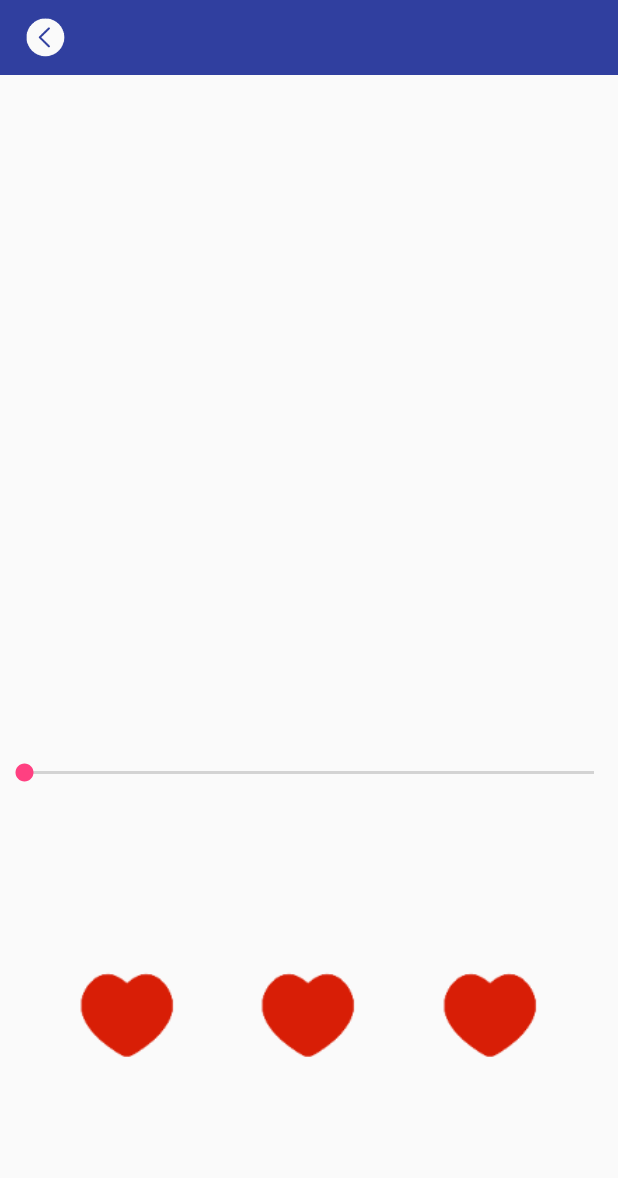
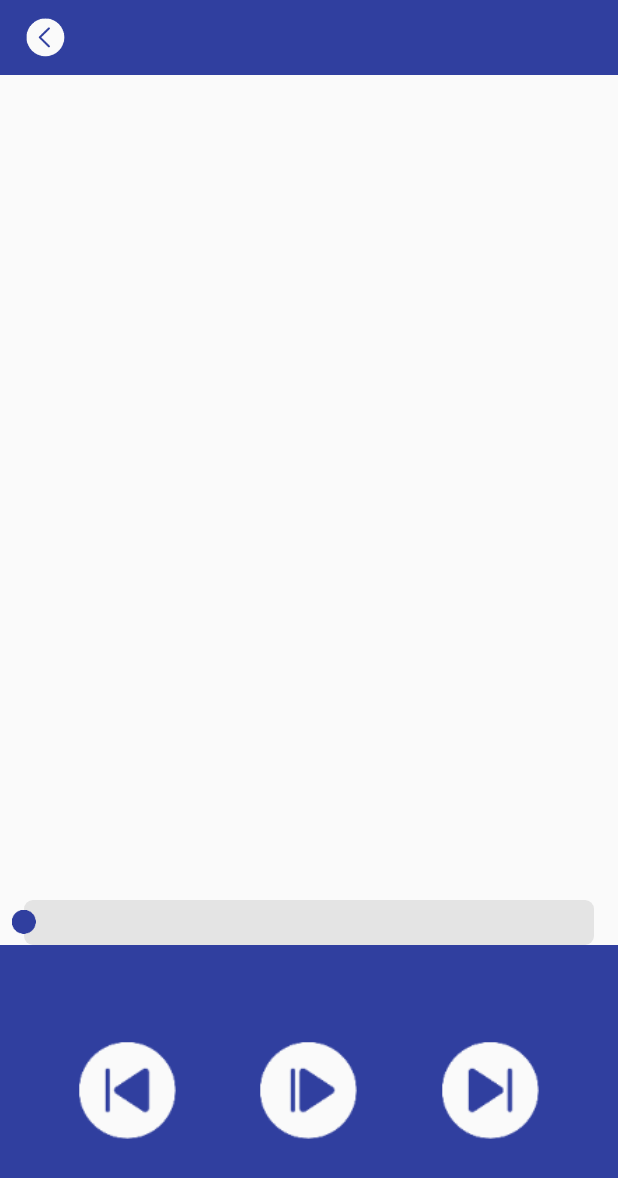
Before and after one commit to PawNzZi/xmlyt, an Android app: the PlayAudioActivity screen opened directly, with no data from a screen before it, on a phone screen of 412 x 824 dp. Shown: the top 1178 px of the screen. Run offline under Robolectric (Android 15) with nearby library versions, the phone set to English and light mode, and no system bars; libraries missing offline, so code that uses them is left out: com.liys.onclickme, com.liys.onclickme_annotations, rx.android.schedulers, rx.schedulers; 11 statements that could not run were skipped.

Commit message:
修改播放页面

```diff
--- a/app/src/main/java/cn/lingyikz/soundbook/soundbook/home/activity/AudioDetailActivity.java
+++ b/app/src/main/java/cn/lingyikz/soundbook/soundbook/home/activity/AudioDetailActivity.java
@@ -51,6 +51,7 @@ public class AudioDetailActivity extends Activity implements AudioListAdapter.Au
 //    private int albumId = 0 ;
     private Album.DataDTO.ListDTO albumDetail ;
     private DataBaseHelper dataBaseHelper;
+    private int totalCount = 0 ;
 
     @Override
     protected void onCreate(@Nullable Bundle savedInstanceState) {
@@ -133,6 +134,7 @@ public class AudioDetailActivity extends Activity implements AudioListAdapter.Au
 
                             if(isSpinner){
                                 int pages = reslut.getData().getPages();
+                                totalCount  = reslut.getData().getTotal();
                                 List<String> spinnerItemList = new ArrayList<>();
                                 if(pages == 1){
                                     for (int i = 0; i < pages + 1; i++) {
@@ -198,6 +200,7 @@ public class AudioDetailActivity extends Activity implements AudioListAdapter.Au
 
     @Override
     public void onAudioPlay(Bundle bundle){
+        bundle.putInt("totalCount",totalCount);
         IntentAction.setValueActivity(this,PlayAudioActivity.class,bundle);
 //        Intent intent = new Intent(this, AudioService.class);
 //        long audioDuration = dataBaseHelper.queryPlayHistory(bundle.getInt("albumId"),bundle.getInt("audioId"));
--- a/app/src/main/java/cn/lingyikz/soundbook/soundbook/home/activity/PlayAudioActivity.java
+++ b/app/src/main/java/cn/lingyikz/soundbook/soundbook/home/activity/PlayAudioActivity.java
@@ -13,14 +13,25 @@ import android.os.Message;
 import android.util.Log;
 import android.view.View;
 import android.widget.SeekBar;
+import android.widget.Toast;
 
 import com.liys.onclickme.LOnClickMe;
+import com.liys.onclickme_annotations.AClick;
 
 import androidx.annotation.Nullable;
+
+import cn.lingyikz.soundbook.soundbook.R;
+import cn.lingyikz.soundbook.soundbook.api.RequestService;
 import cn.lingyikz.soundbook.soundbook.databinding.ActivityPalyaduioBinding;
+import cn.lingyikz.soundbook.soundbook.modle.XmlyNextPaly;
 import cn.lingyikz.soundbook.soundbook.service.AudioService;
 import cn.lingyikz.soundbook.soundbook.utils.DataBaseHelper;
+import cn.lingyikz.soundbook.soundbook.utils.MediaPlayer;
 import cn.lingyikz.soundbook.soundbook.utils.SharedPreferences;
+import rx.Observable;
+import rx.Observer;
+import rx.android.schedulers.AndroidSchedulers;
+import rx.schedulers.Schedulers;
 
 public class PlayAudioActivity extends Activity implements SeekBar.OnSeekBarChangeListener {
 
@@ -30,6 +41,7 @@ public class PlayAudioActivity extends Activity implements SeekBar.OnSeekBarChan
     private AudioService.MyBinder myBinder ;
     private static final int UPDATE_PROGRESS = 0;
     private Bundle bundle ;
+
     @Override
     protected void onCreate(@Nullable Bundle savedInstanceState) {
         super.onCreate(savedInstanceState);
@@ -39,6 +51,9 @@ public class PlayAudioActivity extends Activity implements SeekBar.OnSeekBarChan
         initData();
     }
 
+    /**
+     * 初始化数据
+     */
     private void initData() {
         binding.titleBar.goSearch.setVisibility(View.GONE);
         binding.titleBar.goPlay.setVisibility(View.GONE);
@@ -52,11 +67,16 @@ public class PlayAudioActivity extends Activity implements SeekBar.OnSeekBarChan
         startService();
 
     }
+
+    /**
+     * 启动服务播放
+     */
     private void startService(){
+
         Intent intent = new Intent(this, AudioService.class);
         long audioDuration = dataBaseHelper.queryPlayHistory(bundle.getInt("albumId"),bundle.getInt("audioId"));
         dataBaseHelper.close();
-
+        Log.i("TAG","episodes:"+bundle.getInt("episodes"));
         Bundle oldAudioInfo =  SharedPreferences.getOldAudioInfo(this);
         if(oldAudioInfo.getString("src" ) != null){
             if(oldAudioInfo.getString("src" ).equals(bundle.getString("src" ))){
@@ -75,14 +95,62 @@ public class PlayAudioActivity extends Activity implements SeekBar.OnSeekBarChan
         conn = new MyConnection();
         startService(intent);
 //        bindService(intent, conn, BIND_ADJUST_WITH_ACTIVITY);
+
         new Handler().postDelayed(new Runnable() {
-            @Override
-            public void run() {
-                bindService(intent, conn, BIND_AUTO_CREATE);
-            }
-        },2000);
+                @Override
+                public void run() {
+                    bindService(intent, conn, BIND_AUTO_CREATE);
+                }
+            },1000);
+
     }
+    public void getPlaySource(int episodes){
 
+
+        Observable<XmlyNextPaly> observable  = RequestService.getInstance().getApi().getNextPlay(bundle.getInt("albumId"),episodes);
+        observable.subscribeOn(Schedulers.io()) // 在子线程中进行Http访问
+                .observeOn(AndroidSchedulers.mainThread()) // UI线程处理返回接口
+                .subscribe(new Observer<XmlyNextPaly>() { // 订阅
+
+                    @Override
+                    public void onCompleted() {
+
+                    }
+
+                    @Override
+                    public void onError(Throwable e) {
+
+                    }
+
+                    @Override
+                    public void onNext(XmlyNextPaly xmlyNextPaly) {
+                        if(xmlyNextPaly.getCode() == 200 && xmlyNextPaly.getData().size() > 0 && MediaPlayer.error == 0) {
+                            Log.i("TAG", xmlyNextPaly.toString() + "");
+                            XmlyNextPaly.DataDTO dataDTO = xmlyNextPaly.getData().get(0);
+                            Bundle reslutBundle = new Bundle();
+                            reslutBundle.putInt("albumId",dataDTO.getAlbumId());
+                            reslutBundle.putInt("episodes",dataDTO.getEpisodes());
+                            reslutBundle.putString("title",dataDTO.getName());
+                            reslutBundle.putString("audioDes","");
+                            reslutBundle.putLong("audioDuration",0);
+                            reslutBundle.putLong("audioCreated",dataDTO.getCreated());
+                            reslutBundle.putString("src",dataDTO.getUrl());
+                            reslutBundle.putInt("audioId",dataDTO.getId());
+                            reslutBundle.putInt("totalCount",bundle.getInt("totalCount"));
+//                           dataDTO player.onStop();
+//                            player.reset();
+//                            player.onRead(dataDTO.getUrl());
+                            SharedPreferences.saveOldAudioInfo(getApplication(),bundle);
+                            bundle = reslutBundle;
+                            startService();
+                        }
+//                        else {
+//                            Toast.makeText(AudioService.this, "播放结束", Toast.LENGTH_SHORT).show();
+//                        }
+
+                    }
+                });
+    }
     //使用handler定时更新进度条
     @SuppressLint("HandlerLeak")
     private Handler handler = new Handler(Looper.myLooper()) {
@@ -142,6 +210,38 @@ public class PlayAudioActivity extends Activity implements SeekBar.OnSeekBarChan
 
     }
 
+    @AClick({R.id.go_bacK, R.id.prePlay, R.id.startPlay, R.id.nextPlay})
+    public void click(View view) {
+        switch (view.getId()) {
+            case R.id.go_bacK:
+                finish();
+                break;
+            case R.id.prePlay:
+                int episodes = bundle.getInt("episodes") - 1;
+                if(episodes > 0){
+                    getPlaySource(episodes);
+//                    startService();
+                }else {
+                    Toast.makeText(this, "已经是第一集了", Toast.LENGTH_SHORT).show();
+                }
+
+                break;
+            case R.id.startPlay:
+                startService();
+                break;
+            case R.id.nextPlay:
+                int totalCount = bundle.getInt("totalCount");
+                int episodes1 = bundle.getInt("episodes") + 1;
+                if(totalCount != 0 && episodes1 <= totalCount){
+                    getPlaySource(episodes1);
+
+                }else {
+                    Toast.makeText(this, "已经是最后一集了", Toast.LENGTH_SHORT).show();
+                }
+                break;
+        }
+    }
+
     private class MyConnection  implements ServiceConnection {
 
         @Override
@@ -152,7 +252,11 @@ public class PlayAudioActivity extends Activity implements SeekBar.OnSeekBarChan
             //设置进度条的进度
             binding.seekbar.setProgress((int) myBinder.getCurrenPostion());
             handler.sendEmptyMessage(UPDATE_PROGRESS);
-
+            if(myBinder.isPlaying()){
+                binding.startPlay.setImageDrawable(getResources().getDrawable(R.mipmap.activity_start, null));
+            }else {
+                binding.startPlay.setImageDrawable(getResources().getDrawable(R.mipmap.activity_pause, null));
+            }
         }
 
         @Override
--- a/app/src/main/java/cn/lingyikz/soundbook/soundbook/main/MainActivity.java
+++ b/app/src/main/java/cn/lingyikz/soundbook/soundbook/main/MainActivity.java
@@ -1,15 +1,9 @@
 package cn.lingyikz.soundbook.soundbook.main;
 
-import android.content.BroadcastReceiver;
-import android.content.Context;
 import android.content.Intent;
 import android.os.Bundle;
-
-import android.util.Log;
 import android.view.MenuItem;
-
 import com.google.android.material.bottomnavigation.BottomNavigationView;
-
 import androidx.annotation.NonNull;
 import androidx.fragment.app.FragmentActivity;
 import androidx.fragment.app.FragmentManager;
--- a/app/src/main/java/cn/lingyikz/soundbook/soundbook/utils/DataBaseHelper.java
+++ b/app/src/main/java/cn/lingyikz/soundbook/soundbook/utils/DataBaseHelper.java
@@ -41,7 +41,7 @@ public class DataBaseHelper extends SQLiteOpenHelper {
 //        Log.i("TAG","SQLonCreate");
         sqLiteDatabase.execSQL("CREATE TABLE collection(_id INTEGER PRIMARY KEY AUTOINCREMENT, albumId INTEGER, albumName TEXT,albumDes TEXT,albumThumb TEXT," +
                 "uuid TEXT);");
-        sqLiteDatabase.execSQL("CREATE TABLE playhistory(_id INTEGER PRIMARY KEY AUTOINCREMENT, albumId INTEGER, albumName TEXT,episodes INTEGER,audioTitle TEXT,audioDes TEXT," +
+        sqLiteDatabase.execSQL("CREATE TABLE playhistory(_id INTEGER PRIMARY KEY AUTOINCREMENT, albumId INTEGER, albumName TEXT,totalCount INTEGER,episodes INTEGER,audioTitle TEXT,audioDes TEXT," +
                 "audioCreated TEXT,audioDuration TEXT,audioSrc TEXT ,audioId INTEGER,uuid TEXT);");
     }
 
--- /dev/null
+++ b/app/src/main/res/drawable/seekbar_brightness_selector.xml
@@ -0,0 +1,19 @@
+<?xml version="1.0" encoding="utf-8"?>
+<layer-list xmlns:android="http://schemas.android.com/apk/res/android">
+    <!--定义seekbar滑动条的底色-->
+    <item android:id="@android:id/background">
+        <shape>
+            <corners android:radius="6dp" />
+            <solid android:color="#e4e4e4" />
+        </shape>
+    </item>
+    <!--定义seekbar滑动条进度颜色-->
+    <item android:id="@android:id/progress">
+        <clip>
+            <shape>
+                <corners android:radius="6dp" />
+                <solid android:color="#303f9f" />
+            </shape>
+        </clip>
+    </item>
+</layer-list>
--- a/app/src/main/res/layout/activity_palyaduio.xml
+++ b/app/src/main/res/layout/activity_palyaduio.xml
@@ -11,16 +11,22 @@
     <ImageView
         android:id="@+id/bookThumb"
         android:layout_width="match_parent"
-        android:layout_height="450dp" />
+        android:layout_height="550dp" />
     <androidx.appcompat.widget.AppCompatSeekBar
         android:id="@+id/seekbar"
+        android:progressDrawable="@drawable/seekbar_brightness_selector"
         android:layout_width="match_parent"
-        android:layout_height="30dp">
+        android:layout_height="30dp"
+        android:splitTrack="false"
+        android:thumb="@mipmap/seekbar_qiu"
+        >
 
     </androidx.appcompat.widget.AppCompatSeekBar>
     <RelativeLayout
         android:layout_width="match_parent"
-        android:layout_height="match_parent">
+        android:layout_height="match_parent"
+        android:background="@color/colorPrimaryDark"
+        >
 
         <ImageView
             android:layout_centerVertical="true"
@@ -28,7 +34,7 @@
             android:layout_width="70dp"
             android:layout_height="70dp"
             android:layout_marginLeft="50dp"
-            android:src="@mipmap/like"
+            android:src="@mipmap/activity_preplay"
             >
 
         </ImageView>
@@ -38,7 +44,7 @@
             android:layout_width="70dp"
             android:layout_height="70dp"
             android:layout_centerHorizontal="true"
-            android:src="@mipmap/like"
+            android:src="@mipmap/activity_pause"
             >
 
         </ImageView>
@@ -49,7 +55,7 @@
             android:layout_height="70dp"
             android:layout_alignParentRight="true"
             android:layout_marginRight="50dp"
-            android:src="@mipmap/like"
+            android:src="@mipmap/activity_nextplay"
             >
 
         </ImageView>
```
Also changed, not shown: app/src/main/java/cn/lingyikz/soundbook/soundbook/service/AudioService.java (+7 -4 lines), app/src/main/res/mipmap-xxxhdpi/activity_nextplay.png (added), app/src/main/res/mipmap-xxxhdpi/activity_pause.png (added), app/src/main/res/mipmap-xxxhdpi/activity_preplay.png (added), app/src/main/res/mipmap-xxxhdpi/activity_start.png (added), app/src/main/res/mipmap-xxxhdpi/seekbar_qiu.png (added).
